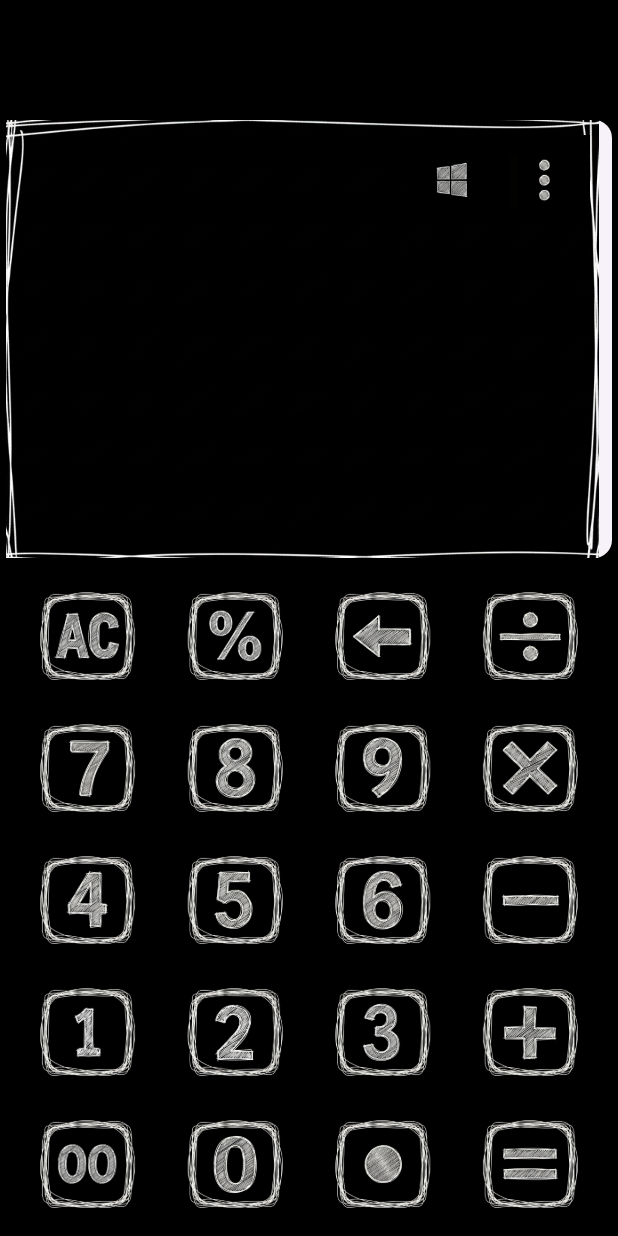
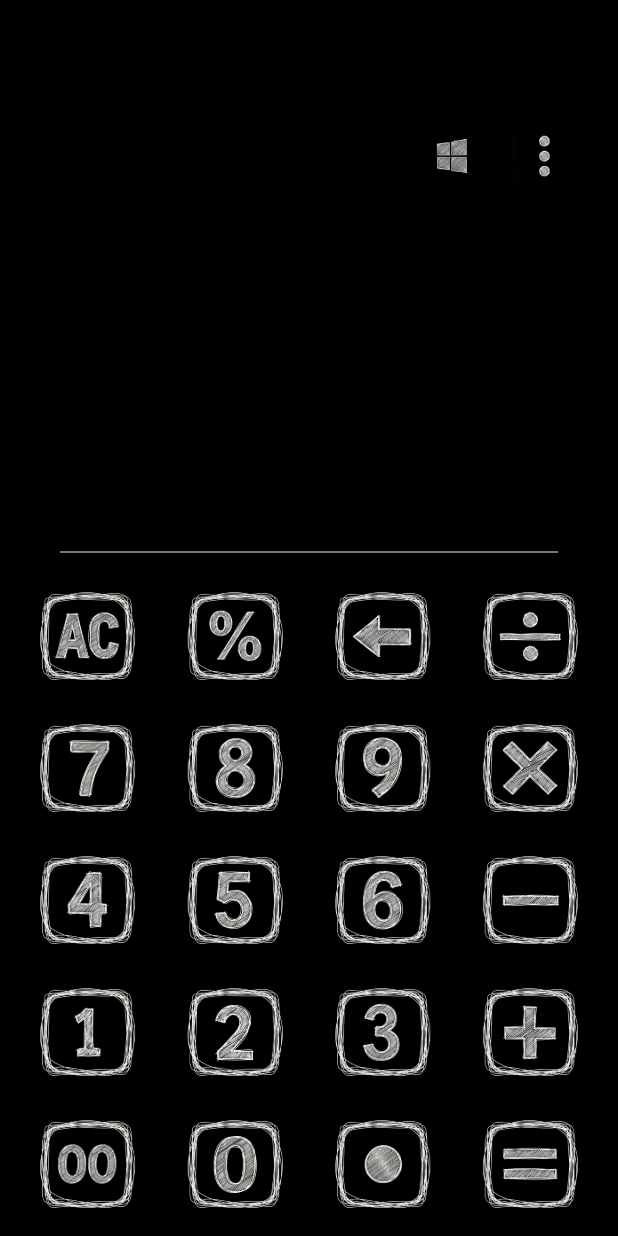
Before and after one commit to work-tsolanki/Sketch-Calc, a Flutter app: the screen it shows after launch, on a phone screen of 412 x 824 dp. Run offline on Flutter 3.47's test engine with Material 3 defaults, Android fonts, the light colour scheme and no system bars.

Commit message:
add divider after card widget , remove placeholder image widget card widget and change card widget color to black

```diff
--- a/lib/main.dart
+++ b/lib/main.dart
@@ -89,13 +89,14 @@ class _MyAppState extends State<MyApp> {
                       // color: Colors.grey[300],
                       height: 300,
                       child: Card(
+                        color: Colors.black,
                         child: Stack(
                           children: [
-                            Image.asset(
-                            'c_icon/placeholder.png',
-                              fit: BoxFit.fill,
-                              height: double.infinity,
-                            ),
+                            // Image.asset(
+                            // 'c_icon/placeholder.png',
+                            //   fit: BoxFit.fill,
+                            //   height: double.infinity,
+                            // ),
                             Row(
                               mainAxisAlignment: MainAxisAlignment.end,
                               children: <Widget>[
@@ -145,6 +146,11 @@ class _MyAppState extends State<MyApp> {
                       ),
                     ),
                   ],
+                ),
+                const Divider(
+                  color: Colors.grey,
+                  indent: 40,
+                  endIndent: 40,
                 ),
                 Column(
                   children: [
```
